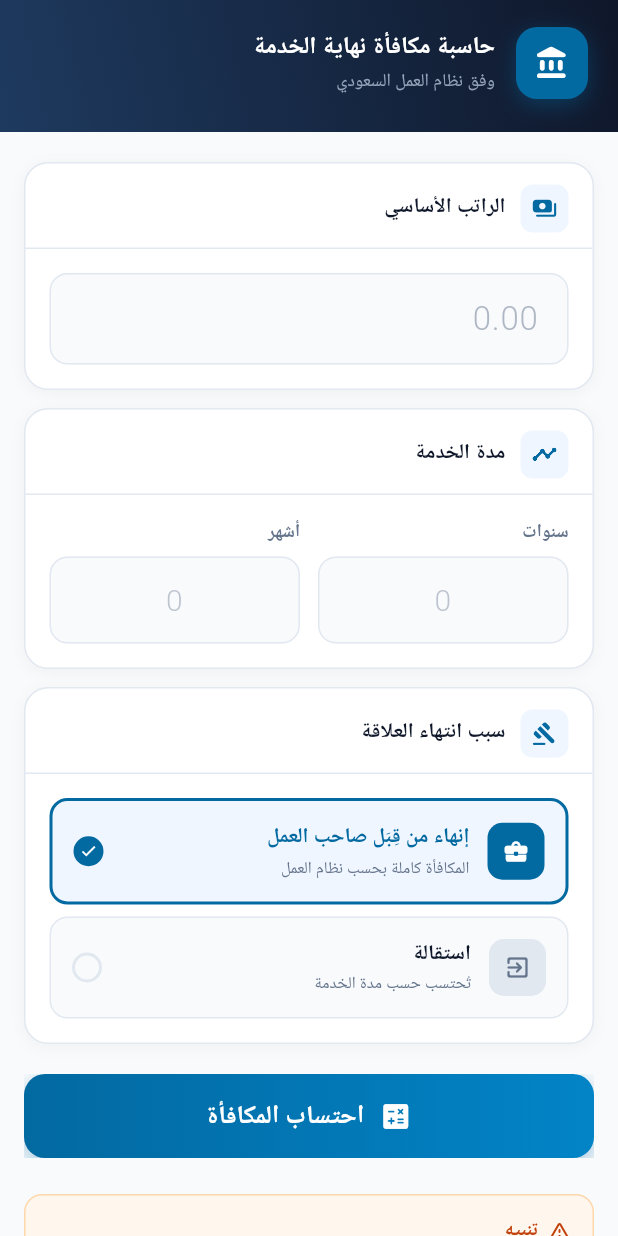
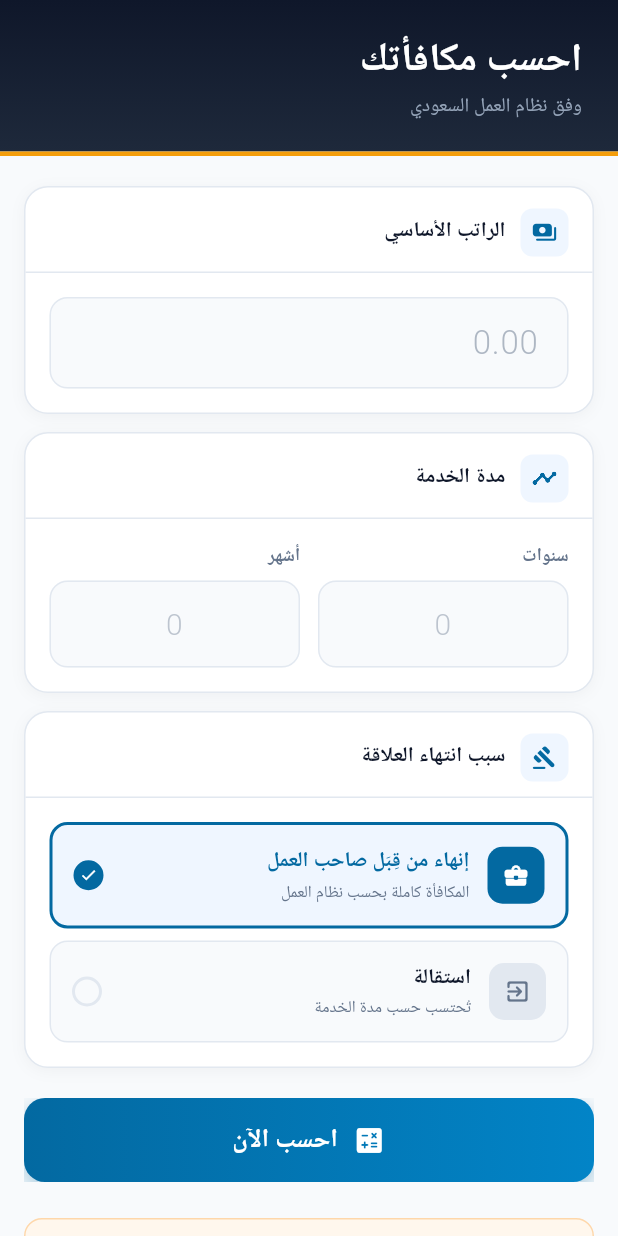
Before and after one commit to rasheed79/eos-calculator, a Flutter app: the screen it shows after launch, on a phone screen of 412 x 824 dp. Run offline on Flutter 3.47's test engine with Material 3 defaults, Android fonts, the phone set to English and light mode, and no system bars; our stand-ins replace google_mobile_ads, in_app_review; network calls fail; Roboto replaces fonts that are missing (Cairo).

Commit message:
checkpoint: pre-redesign baseline (gold accent WIP)
Co-Authored-By: Claude Fable 5 <noreply@anthropic.com>

```diff
--- a/lib/main.dart
+++ b/lib/main.dart
@@ -10,9 +10,11 @@ import 'package:url_launcher/url_launcher.dart';
 // ui-ux-pro-max: Financial Dashboard + Trust & Authority
 // Primary: #0F172A | CTA: #0369A1 | Profit: #22C55E | BG: #F8FAFC
 const _navy      = Color(0xFF0F172A);
-const _navyLight = Color(0xFF1E3A5F);
+const _navyMid   = Color(0xFF1E293B);
 const _blue      = Color(0xFF0369A1);
 const _blueLight = Color(0xFFEFF6FF);
+const _gold      = Color(0xFFF59E0B);
+const _goldLight = Color(0xFFFEF3C7);
 const _green     = Color(0xFF16A34A);
 const _greenBg   = Color(0xFFF0FDF4);
 const _greenBorder = Color(0xFFBBF7D0);
@@ -265,41 +267,31 @@ class _Header extends StatelessWidget {
   @override
   Widget build(BuildContext context) {
     final top = MediaQuery.of(context).padding.top;
-    return Container(
+    return Column(
+      children: [
+        Container(
+          width: double.infinity,
           decoration: const BoxDecoration(
             gradient: LinearGradient(
-          colors: [_navy, _navyLight],
-          begin: Alignment.topRight,
-          end: Alignment.bottomLeft,
+              colors: [_navy, _navyMid],
+              begin: Alignment.topCenter,
+              end: Alignment.bottomCenter,
             ),
           ),
-      padding: EdgeInsets.fromLTRB(20, top + 18, 20, 22),
-      child: Row(
-        children: [
-          Container(
-            width: 48, height: 48,
-            decoration: BoxDecoration(
-              color: _blue,
-              borderRadius: BorderRadius.circular(14),
-              boxShadow: [BoxShadow(color: _blue.withOpacity(0.4), blurRadius: 12, offset: const Offset(0, 4))],
-            ),
-            child: const Icon(Icons.account_balance_rounded, color: Colors.white, size: 24),
-          ),
-          const SizedBox(width: 14),
-          const Expanded(
-            child: Column(
+          padding: EdgeInsets.fromLTRB(24, top + 24, 24, 20),
+          child: const Column(
             crossAxisAlignment: CrossAxisAlignment.start,
             children: [
-                Text('حاسبة مكافأة نهاية الخدمة',
-                    style: TextStyle(color: Colors.white, fontSize: 16, fontWeight: FontWeight.w800, height: 1.3)),
-                SizedBox(height: 3),
+              Text('احسب مكافأتك',
+                  style: TextStyle(color: Colors.white, fontSize: 26, fontWeight: FontWeight.w800, height: 1.2)),
+              SizedBox(height: 6),
               Text('وفق نظام العمل السعودي',
-                    style: TextStyle(color: Color(0xFF94A3B8), fontSize: 12, fontWeight: FontWeight.w500)),
+                  style: TextStyle(color: Color(0xFF94A3B8), fontSize: 13, fontWeight: FontWeight.w500)),
             ],
           ),
         ),
+        Container(height: 3, color: _gold),
       ],
-      ),
     );
   }
 }
@@ -611,7 +603,7 @@ class _CalcButton extends StatelessWidget {
             children: [
               Icon(Icons.calculate_rounded, color: Colors.white, size: 22),
               SizedBox(width: 10),
-              Text('احتساب المكافأة', style: TextStyle(color: Colors.white, fontSize: 17, fontWeight: FontWeight.w800, letterSpacing: 0.3)),
+              Text('احسب الآن', style: TextStyle(color: Colors.white, fontSize: 17, fontWeight: FontWeight.w800, letterSpacing: 0.3)),
             ],
           ),
         ),
@@ -649,33 +641,44 @@ class _ResultCard extends StatelessWidget {
       decoration: BoxDecoration(
         color: _surface,
         borderRadius: BorderRadius.circular(20),
-        border: Border.all(color: _greenBorder, width: 1.5),
-        boxShadow: [BoxShadow(color: _green.withOpacity(0.1), blurRadius: 20, offset: const Offset(0, 8))],
+        boxShadow: [BoxShadow(color: Colors.black.withOpacity(0.08), blurRadius: 20, offset: const Offset(0, 8))],
       ),
       child: Column(
         children: [
-          // Top green banner
+          // Navy gradient hero
           Container(
-            padding: const EdgeInsets.symmetric(vertical: 20),
-            decoration: BoxDecoration(
-              color: _greenBg,
-              borderRadius: const BorderRadius.vertical(top: Radius.circular(18)),
-              border: const Border(bottom: BorderSide(color: _greenBorder)),
+            width: double.infinity,
+            padding: const EdgeInsets.fromLTRB(20, 24, 20, 20),
+            decoration: const BoxDecoration(
+              gradient: LinearGradient(
+                colors: [_navy, Color(0xFF1E3A5F)],
+                begin: Alignment.topRight,
+                end: Alignment.bottomLeft,
+              ),
+              borderRadius: BorderRadius.vertical(top: Radius.circular(20)),
             ),
             child: Column(
+              crossAxisAlignment: CrossAxisAlignment.start,
+              children: [
+                Row(
                   children: [
                     Container(
-                  width: 52, height: 52,
+                      width: 32, height: 32,
                       decoration: BoxDecoration(
-                    color: _green.withOpacity(0.12),
+                        color: _green.withOpacity(0.2),
                         shape: BoxShape.circle,
                       ),
-                  child: const Icon(Icons.verified_rounded, color: _green, size: 28),
+                      child: const Icon(Icons.check_rounded, color: _green, size: 18),
                     ),
+                    const SizedBox(width: 10),
+                    const Text('إجمالي مكافأة نهاية الخدمة',
+                        style: TextStyle(color: Color(0xFF94A3B8), fontSize: 13, fontWeight: FontWeight.w500)),
+                  ],
+                ),
+                const SizedBox(height: 14),
+                _CountUp(target: result, fmt: fmt),
                 const SizedBox(height: 10),
-                const Text('المكافأة المستحقة', style: TextStyle(fontSize: 13, fontWeight: FontWeight.w600, color: _green)),
-                const SizedBox(height: 8),
-                _CountUp(target: result, fmt: fmt),
+                Container(height: 3, width: 60, decoration: BoxDecoration(color: _gold, borderRadius: BorderRadius.circular(2))),
               ],
             ),
           ),
@@ -692,7 +695,7 @@ class _ResultCard extends StatelessWidget {
                 ),
                 const SizedBox(height: 8),
                 _BreakdownRow(
-                  label: 'تعديل الاستقالة',
+                  label: 'نسبة الاستحقاق',
                   value: _reductionLabel,
                   icon: Icons.tune_rounded,
                   color: _muted,
@@ -711,16 +714,16 @@ class _ResultCard extends StatelessWidget {
                 Container(
                   padding: const EdgeInsets.symmetric(horizontal: 14, vertical: 8),
                   decoration: BoxDecoration(
-                    color: _blueLight,
+                    color: _goldLight,
                     borderRadius: BorderRadius.circular(8),
                   ),
                   child: const Row(
                     mainAxisSize: MainAxisSize.min,
                     children: [
-                      Icon(Icons.info_outline_rounded, color: _blue, size: 14),
+                      Icon(Icons.gavel_rounded, color: _gold, size: 14),
                       SizedBox(width: 6),
                       Text('محتسبة وفق نظام العمل السعودي',
-                          style: TextStyle(fontSize: 11, color: _blue, fontWeight: FontWeight.w600)),
+                          style: TextStyle(fontSize: 11, color: Color(0xFF92400E), fontWeight: FontWeight.w600)),
                     ],
                   ),
                 ),
@@ -796,7 +799,7 @@ class _CountUpState extends State<_CountUp> with SingleTickerProviderStateMixin
       animation: _anim,
       builder: (_, __) => Text(
         '${widget.fmt.format(_anim.value)} ر.س',
-        style: const TextStyle(fontSize: 36, fontWeight: FontWeight.w900, color: _navy, letterSpacing: -1, height: 1.2),
+        style: const TextStyle(fontSize: 36, fontWeight: FontWeight.w900, color: Colors.white, letterSpacing: -1, height: 1.2),
         textAlign: TextAlign.center,
       ),
     );
```
Lines whose indentation alone changed are shown as unchanged.
